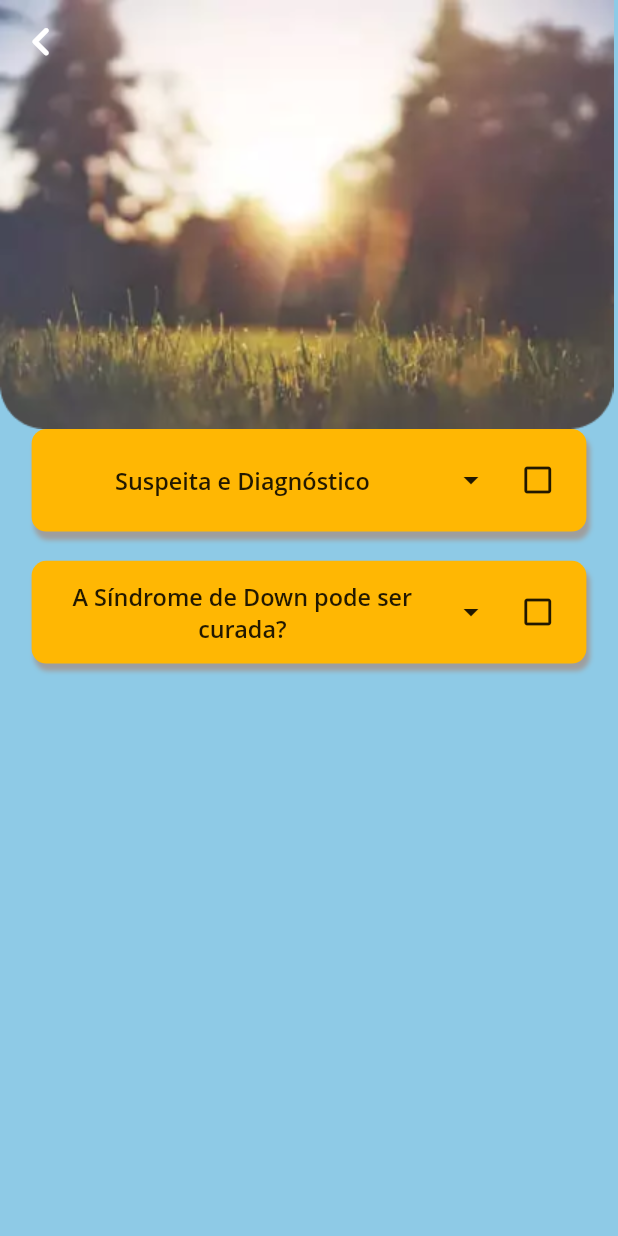
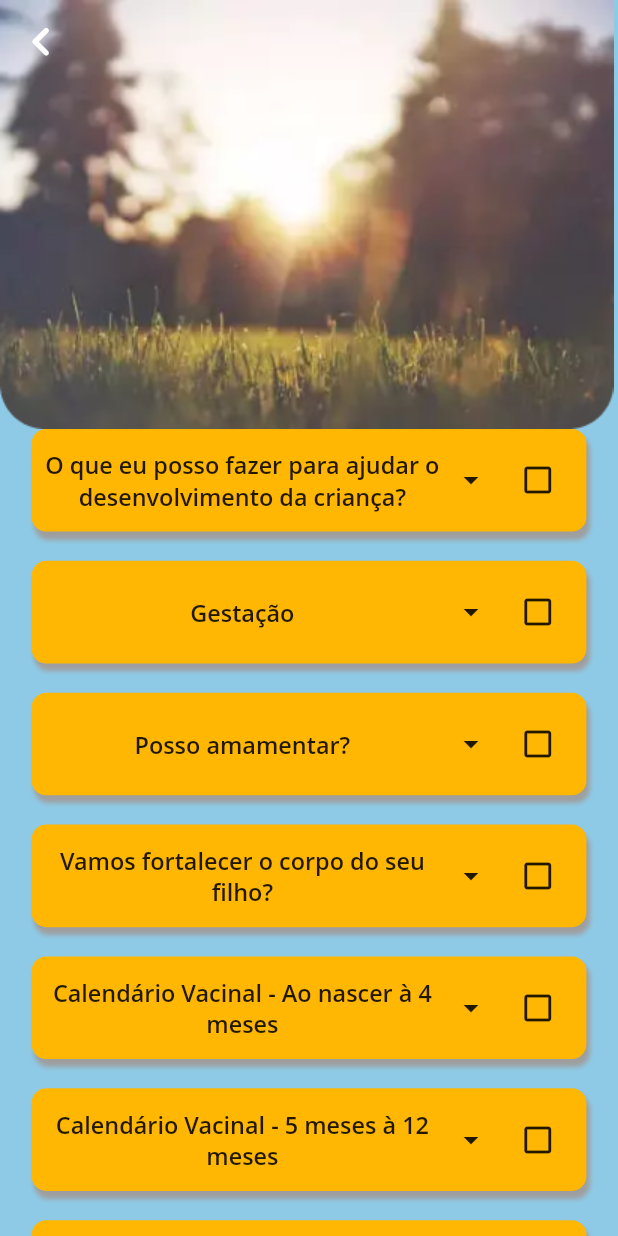
Before and after one commit to FidelisMatheus/down_maternity, a Flutter app: the HomePage screen opened by its route, after a tap on "Cuidados Gerais", on a phone screen of 412 x 824 dp. Run offline on Flutter 3.47's test engine with Material 2 defaults, Android fonts, the light colour scheme and no system bars; our stand-ins replace get; Roboto replaces fonts that are missing (Open Sans).

Commit message:
Finalizado os textos da aplicação
Necessita ajustar os textos na exibição

```diff
--- a/lib/model/list_topics.dart
+++ b/lib/model/list_topics.dart
@@ -47,18 +47,60 @@ class ListTopics extends GetxController {
           false,
           false,
         ),
-      ];
-    } else if (id == 2) {
-      return listTopics2 = [
         Topic(
           'Suspeita e Diagnóstico',
-          "   Antes do nascimento: Alguns exames são realizados durante a gestão para o acompanhamento do desenvolvimento do bebê, alguns deles, quando alterados, podem indiciar a presença da SD. Dentre eles, os exames de imagens, transluscência nucal e exames de sangue, como aumento de PAPP-A materno e Beta-HCG. Para a confirmação, é necessário coletar células do bebê ainda na barriga e realizar o exame genético (cariótipo). \n\n    Após o nascimento: Após o nascimento é possível fazer o diagnóstico por meio do exame clínico - com base nos sinais e sintomas da SD – bem como, com base no teste genético (cariótipo)",
+          "    Antes do nascimento: \n\n    Alguns exames são realizados durante a gestão para o acompanhamento do desenvolvimento do bebê, alguns deles, quando alterados, podem indiciar a presença da SD. Dentre eles, os exames de imagens, transluscência nucal e exames de sangue, como aumento de PAPP-A materno e Beta-HCG. Para a confirmação, é necessário coletar células do bebê ainda na barriga e realizar o exame genético (cariótipo).\n\n    Após o nascimento: \n\n    Após o nascimento é possível fazer o diagnóstico por meio do exame clínico - com base nos sinais e sintomas da SD – bem como, com base no teste genético (cariótipo)",
           false,
           false,
         ),
         Topic(
           'A Síndrome de Down pode ser curada?',
-          "   A síndrome de Down é uma condição permanente que não pode ser modificada. Não é considerada doença, por isso não se fala em cura. Como qualquer outra criança, os bebês têm variados tipos de habilidades e dificuldades. \n\n   As dificuldades podem ser inimizadas se a família e pessoas próximas tiverem uma atitude positiva em relação à síndrome de Down e ao futuro da criança.",
+          "    A Síndrome de Down é uma condição permanente que não pode ser modificada. Não é considerada doença, por isso não se fala em cura. Como qualquer outra criança, os bebês têm variados tipos de habilidades e dificuldades.\n    As dificuldades podem ser minimizadas se a família e pessoas próximas tiverem uma atitude positiva em relação à síndrome de Down e ao futuro da criança.",
+          false,
+          false,
+        ),
+      ];
+    } else if (id == 2) {
+      return listTopics2 = [
+        Topic(
+          'O que eu posso fazer para ajudar o desenvolvimento da criança? ',
+          "• Gestação\n• Amamentação\n• Vacinação\n• Acompanhamento médico e nutricional\n• Educação\n• Atividades físicas e cognitivas\n• Terapias\n• Socialização\n",
+          false,
+          false,
+        ),
+        Topic(
+          'Gestação',
+          "   Os cuidados durante a gravidez de uma criança com síndrome de down são os mesmos de uma gestação sem síndrome de down, sendo assim, é recomendado:\n\n1) realizar as consultas do Pré-natal na qual será feito um seguimento adequado, tendo em vista pelo menos seis consultas;\n\n2) fazer uma alimentação balanceada e adequada, evitando comidas com muita gordura, sal e açúcar;\n\n3) Fazer uma boa ingestão de água;\n\n4) Tomar os remédios e suplementos orientados pelo Pré-natal, como ácido fólico e sulfato ferroso;\n\n5) fazer exercícios regularmente e orientados;\n\n6) Não tomar remédios sem orientação médica;\n\n7) Não fazer o uso de bebidas alcoólicas, drogas e fumar.",
+          false,
+          false,
+        ),
+        Topic(
+          'Posso amamentar?',
+          "    Na primeira fase de vida, 0 meses até 6 meses, deve iniciar os cuidados com a alimentação do bebê portador de síndrome de down com a introdução somente do leite materno que é um alimento muito completo para o desenvolvimento, não precisando dar mais nada, como água, suco, mingau e outros leites. É importante que a mãe ajude o bebê a mamar.\n\nPosso dar de mamar:\n\n    O leite materno pode hidratar, oferecer proteínas e gorduras para um bom desenvolvimento; aumentar a relação de mãe e filho; fortalecer o sistema de defesa do bebê; proteger contra doenças;trabalhar os músculos; diminuir a dor na barriga; diminuir alergias; passar amor e carinho.",
+          false,
+          false,
+        ),
+        Topic(
+          'Vamos fortalecer o corpo do seu filho?',
+          "Vacinas\n\n    A vacina é uma medida muito importante para a proteção contra várias doenças, não protegendo somente a criança, mas todo mundo ao redor.    É um método ativo que estimula a defesa do corpo humano com a produção de anticorpos, aumentando a defesa do corpo. Sendo assim, a depender da faixa etária, tem as indicações certas entre relação aos tipos de vacinas que devem ser tomadas.",
+          false,
+          false,
+        ),
+        Topic(
+          'Calendário Vacinal - Ao nascer à 4 meses',
+          "    ",
+          false,
+          false,
+        ),
+        Topic(
+          'Calendário Vacinal - 5 meses à 12 meses',
+          "    ",
+          false,
+          false,
+        ),
+        Topic(
+          'Acompanhamento médico e Nutricional',
+          "    A criança com síndrome de down necessita de um suporte médico multidisciplinar desde o nascimento, principalmente, do pediatra para o rastreamento e acompanhamento de possíveis doenças e outros riscos a saúde, desenvolvimento e crescimento, fornecimento de orientações a cada fase da infância.\n\n    Sendo assim, os exames devem ser feitos de acordo com a rotina ou necessidade clínica da criança. Dentre os exames, podemos citar: cariótipo, hemograma (realizar semanal até os 2 anos de ida. Depois por ano), ecocardiograma, exame dos olhos (fazer com 6 meses e 12 meses. Depois, por ano) , tireóide (TSH e T4 livre, sendo com 0, 6 e 12 meses de vida. Após essa idade, fazer por ano), exame dos ouvidos.\n\n    Além disso, é importante o acompanhamento nutricional já que após 6 meses, os alimentos ricos e variados já serão oferecidos aos poucos a criança, sendo uma etapa muito importante para o desenvolvimento. Oferte uma alimentação balanceada em quantidade e qualidade, como legumes, frutas e proteínas, dando preferência para alimentos naturais. Evitando alimentos muito industrializados, gordurosos, com muito açúcar ou sal. Comer colorido e bem é importante.",
           false,
           false,
         ),
@@ -66,26 +108,26 @@ class ListTopics extends GetxController {
     } else if (id == 3) {
       return listTopics2 = [
         Topic(
-          'Gestação',
-          "Lorem Ipsum is simply dummy text of the printing and typesetting industry. Lorem Ipsum has been the industry",
+          'Educação',
+          "    A criança com síndrome de down não se desenvolvem como as média das outras crianças. Por se tratar de uma doença genética, essa síndrome não tem cura, mas uma boa educação acompanhada pelos professores e pais é muito importante para o desenvolvimento de diversas dimensões e habilidades, como fala, raciocínio, escrita, socialização e alfabetização, principalmente, nos primeiros anos de vida, sendo essencial a inclusão dessas crianças nas escolas. Dessa maneira, auxiliará no desenvolvimento máximo dessa criança \n\n    Sendo assim, uma boa estrutura educacional pode ajudar uma pessoa com síndrome de down a ter uma maior independência, formação, emprego e permitindo que eles se desenvolvam como parte da sociedade e ajudando na vida adulta.\n\n    É importante também orientações relacionadas à educação sexual e planejamento familiar, como a prevenção da gravidez e doenças transmitidas pelo sexo",
           false,
           false,
         ),
         Topic(
-          'Teste 1 +',
-          "Lorem Ipsum is simply dummy text of the printing and typesetting industry. Lorem Ipsum has been the industry",
+          'Atividades físicas e cognitivas',
+          "    As atividades físicas e cognitivas para crianças com síndrome de down são importantes para o desenvolvimento, podendo trabalhar para o melhoramento da flacidez muscular, articulação frouxa, postura, memória, linguagem e social.\n    Sendo assim, essas atividades devem ser iniciadas desde criança acompanhando a evolução da criança e realizadas pela família, escola, educador físico e de um grupo, possibilitando a confecção de atividades e brincadeira e, consequentemente, trazendo experiências sociais, desenvolvimento no nível motor, funcional, sensorial, afetivo, cultural e perceptual e, consequentemente, qualidade de vida e minimização de doenças.\n    Dentre as atividades, podemos citar: natação, dança, ginástica artística, equoterapia, capoeira hidroginástica.",
           false,
           false,
         ),
         Topic(
-          'Teste 1 +',
-          "Lorem Ipsum is simply dummy text of the printing and typesetting industry. Lorem Ipsum has been the industry",
+          'Terapias',
+          "    As crianças com síndrome de down possuem um desenvolvimento mais lento da atividade corporal e função intelectual, sendo assim é importante a aplicação de terapias para uma melhor evolução da criança e a estimulação pode ser por meio de terapia ocupacional, como brincadeiras.\n    Nos primeiros meses de vida terapias auxiliam na execução de atividades do dia a dia e cognitivas (visão, audição, tato e olfato), a fisioterapia a qual trabalha a parte de musculatura, movimento e equilíbrio, fonoaudiologia, sendo individual e em grupo, que permite a estimulação precoce, hidroterapia. Dessa maneira, existem várias formas de terapia para uma melhor qualidade de vida e autonomia da criança com síndrome de down. ",
           false,
           false,
         ),
         Topic(
-          'Teste 1 +',
-          "Lorem Ipsum is simply dummy text of the printing and typesetting industry. Lorem Ipsum has been the industry",
+          'Socialização',
+          "    O período de socialização da criança com síndrome de down é muito importante uma vez que a convivência com pessoas diferentes trazem muitos benefícios para essas crianças, como a estimulação e o desenvolvimento de habilidades (comunicação), permitindo que elas tenham uma vida normal em grupo.\n    Dentre as habilidades que podem ser abordadas, temos: comportamento adequado fora de casa e a relação da criança com as pessoas fora do seu convívio, o obedecimento da criança ao ser falado algo, fazer amizades, o seguimento de regras da sociedade (fazer fila, sentar), aprender a brincar com as outras crianças, criar uma independência para fazer as coisas do dia a dia e ajudar as pessoas.",
           false,
           false,
         ),
@@ -95,7 +137,7 @@ class ListTopics extends GetxController {
       return listTopics4 = [
         Topic(
           'Síndrome de Down e COVID-19',
-          "   Em relação ao COVID-19, é importante o cuidado com qualquer faixa etária, principalmente, com o público de portadores de Síndrome de Down uma vez que estão mais propensos a desenvolverem algumas doenças, facilitando a infecção por esse vírus. Logo, o processo de cuidado durante a pandemia permanece de maneira significativo, dentre esses cuidados tem: 1) hábito de alimentação saudável; 2) Medidas de Higienização, como levar as mãos; 3)Atividade física ;4) Distância social; 5) cumprimento do calendário vacinal; 6) Medidas de proteção, como uso de máscaras",
+          "   Em relação ao COVID-19, é importante o cuidado com qualquer faixa etária, principalmente, com o público de portadores de Síndrome de Down uma vez que estão mais propensos a desenvolverem algumas doenças, facilitando a infecção por esse vírus. Logo, o processo de cuidado durante a pandemia permanece de maneira significativo, dentre esses cuidados tem:\n\n1) hábito de alimentação saudável;\n\n2) Medidas de Higienização, como levar as mãos;\n\n3) Atividade física;\n\n4) Distância social;\n\n5) cumprimento do calendário vacinal;\n\n6) Medidas de proteção, como uso de máscaras",
           false,
           false,
         ),
--- a/lib/pages/home_page.dart
+++ b/lib/pages/home_page.dart
@@ -65,37 +65,6 @@ class _HomePageState extends State<HomePage> {
               SizedBox(
                 height: Dimensions.height20,
               ),
-              Row(
-                children: [
-                  Text(
-                    'Mais ',
-                    style: TextStyle(
-                      fontSize: Dimensions.font18,
-                    ),
-                  ),
-                  Text(
-                    'Acessados',
-                    style: TextStyle(
-                      fontFamily: 'Roboto',
-                      fontSize: Dimensions.font18,
-                      fontWeight: FontWeight.bold,
-                    ),
-                  )
-                ],
-              ),
-              SizedBox(
-                height: Dimensions.height20,
-              ),
-              Row(
-                mainAxisAlignment: MainAxisAlignment.spaceEvenly,
-                children: [
-                  SmallCardWidget(text: 'Titulo'),
-                  SmallCardWidget(text: 'Titulo'),
-                  SmallCardWidget(text: 'Titulo'),
-                  SmallCardWidget(text: 'Titulo'),
-                  SmallCardWidget(text: 'Titulo'),
-                ],
-              ),
               SizedBox(
                 height: Dimensions.height20,
               ),
@@ -138,6 +107,11 @@ class _HomePageState extends State<HomePage> {
                           title: 'Cuidados Gerais',
                         ),
                         BigCardWidget(
+                          id: 3,
+                          image: 'images/logo.jpg',
+                          title: 'Recomendações',
+                        ),
+                        BigCardWidget(
                           id: 4,
                           image: 'images/logo.jpg',
                           title: 'Síndrome de Down x COVID-19',
--- a/lib/widgets/expansion_widget.dart
+++ b/lib/widgets/expansion_widget.dart
@@ -82,7 +82,7 @@ class _ExpansionWidgetState extends State<ExpansionWidget> {
                         fontFamily: 'Open Sans',
                         fontSize: Dimensions.font18,
                       ),
-                      textAlign: TextAlign.justify,
+                      textAlign: widget.topic.text.contains('•', 0) ? TextAlign.start : TextAlign.justify,
                     ),
                   ),
                 ),
--- a/lib/widgets/small_card_widget.dart
+++ b/lib/widgets/small_card_widget.dart
@@ -1,5 +1,3 @@
-import 'dart:html';
-
 import 'package:flutter/material.dart';
 import 'package:projeto_sindrome_down/utils/appcolors.dart';
 import 'package:projeto_sindrome_down/utils/dimensions.dart';
```
